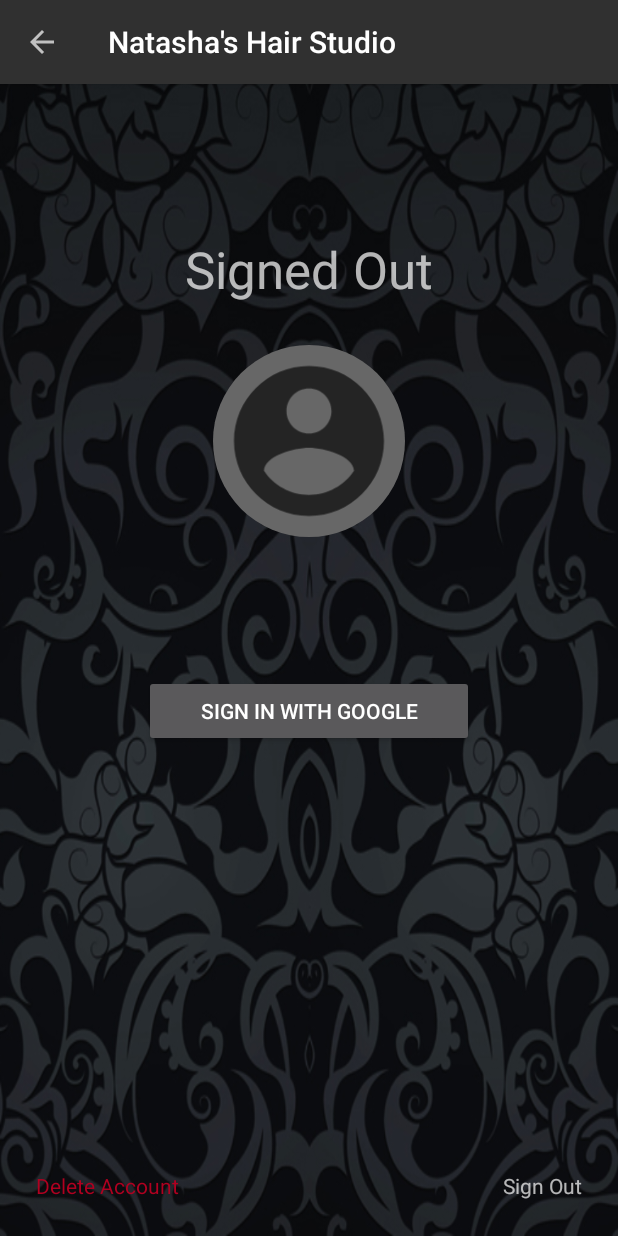
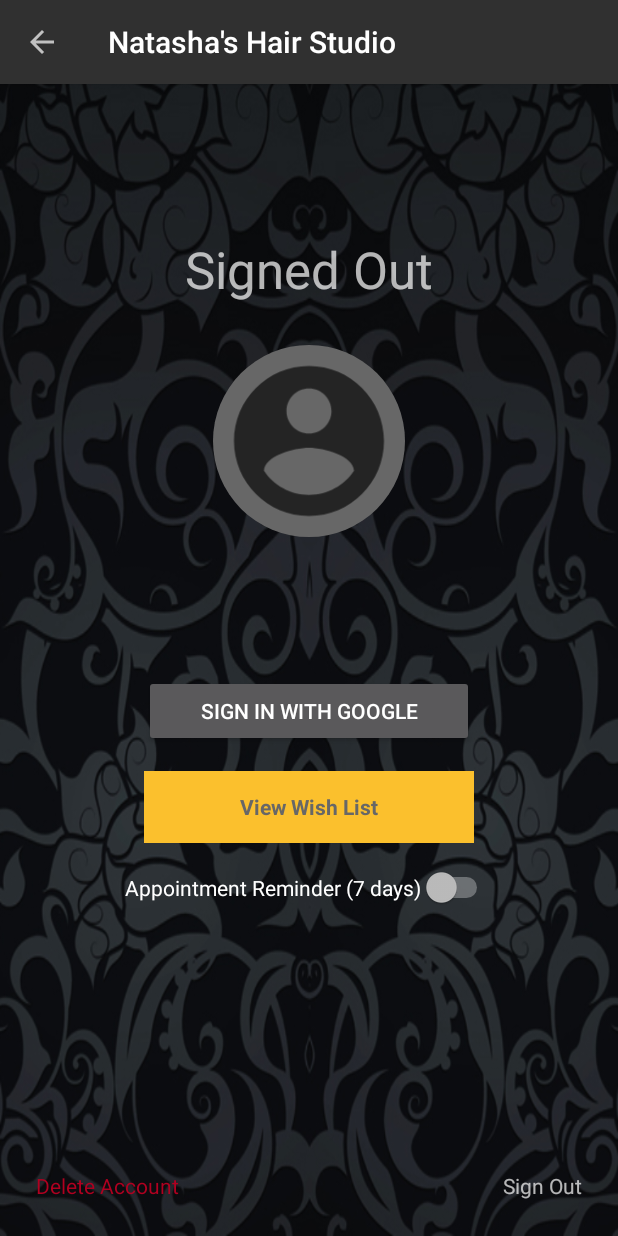
Before and after one commit to aaroncrutchfield/NatashasHairStudio, an Android app: the screen it shows after launch (LoginActivity), item 3 of the bottom bar chosen, on a phone screen of 412 x 824 dp. Run offline under Robolectric (Android 15) with nearby library versions, the phone set to English and light mode, and no system bars; our stand-ins replace Firebase (no records; nobody signed in at launch, a user with empty details on screens opened directly); pictures from the network do not load; 4 statements that could not run were skipped.

Commit message:
feat: Set 7 day recurring notification to schedule appointment

```diff
--- a/app/build.gradle
+++ b/app/build.gradle
@@ -50,6 +50,7 @@
     implementation 'com.google.firebase:firebase-auth:16.1.0'
     implementation 'com.google.firebase:firebase-firestore:18.0.1'
     implementation 'com.google.firebase:firebase-storage:16.0.5'
+    implementation 'com.firebase:firebase-jobdispatcher:0.8.6'
     implementation 'com.firebaseui:firebase-ui-auth:4.3.1'
     implementation 'com.firebaseui:firebase-ui-firestore:4.3.1'
     implementation 'com.firebaseui:firebase-ui-storage:4.3.1'
--- a/app/src/main/java/com/acrutchfield/natashashairstudio/ui/LoginActivity.java
+++ b/app/src/main/java/com/acrutchfield/natashashairstudio/ui/LoginActivity.java
@@ -8,10 +8,12 @@
 import android.view.View;
 import android.widget.Button;
 import android.widget.ImageView;
+import android.widget.Switch;
 import android.widget.TextView;
 import android.widget.Toast;
 
 import com.acrutchfield.natashashairstudio.R;
+import com.acrutchfield.natashashairstudio.utils.SharedPrefs;
 import com.bumptech.glide.request.RequestOptions;
 import com.firebase.ui.auth.AuthUI;
 import com.google.firebase.auth.FirebaseAuth;
@@ -38,6 +40,8 @@
     public static final String CANCEL = "Cancel";
     public static final String SIGN_IN_TO_DELETE = "You must be signed in to delete your account";
     public static final String SIGNED_IN = "Signed In";
+    public static final String REMINDER_SET = "Appointment reminder set for 7 days.";
+    public static final String REMINDER_REMOVED = "Appointment reminder removed.";
 
     private TextView tvWelcome;
     private TextView tvSignedOut;
@@ -71,6 +75,17 @@
         Button btnSignInGoogle = findViewById(R.id.btn_sign_in_google);
         ivLoginPicture = findViewById(R.id.iv_login_picture);
         ivPictureOutline = findViewById(R.id.iv_picture_outline);
+        Switch swAppointmentReminder = findViewById(R.id.sw_appointment_reminder);
+
+        swAppointmentReminder.setOnCheckedChangeListener((buttonView, isChecked) -> {
+            SharedPrefs.setReminder(this, isChecked);
+
+            if (isChecked) {
+                Toast.makeText(LoginActivity.this, REMINDER_SET, Toast.LENGTH_SHORT).show();
+            } else {
+                Toast.makeText(LoginActivity.this, REMINDER_REMOVED, Toast.LENGTH_SHORT).show();
+            }
+        });
 
         btnSignInGoogle.setOnClickListener(v -> signIn());
         tvSignOut.setOnClickListener(v -> signOut());
--- a/app/src/main/java/com/acrutchfield/natashashairstudio/ui/MainActivity.java
+++ b/app/src/main/java/com/acrutchfield/natashashairstudio/ui/MainActivity.java
@@ -5,6 +5,8 @@
 import android.os.PersistableBundle;
 
 import com.acrutchfield.natashashairstudio.R;
+import com.acrutchfield.natashashairstudio.utils.AppointmentReminderTask;
+import com.acrutchfield.natashashairstudio.utils.AppointmentReminderUtils;
 import com.google.android.material.bottomnavigation.BottomNavigationView;
 import com.google.android.material.floatingactionbutton.FloatingActionButton;
 
@@ -72,6 +74,8 @@
             navigation.setSelectedItemId(R.id.navigation_shop);
         }
 
+        AppointmentReminderUtils.scheduleAppointmentReminder(this);
+
         handleIntent();
 
         fabProfile.setOnClickListener(v -> launchProfileActivity());
@@ -88,6 +92,7 @@
                     navigation.setSelectedItemId(R.id.navigation_shop);
                     break;
                 case "book":
+                case AppointmentReminderTask.ACTION_APPOINTMENT_REMINDER:
                     navigation.setSelectedItemId(R.id.navigation_book);
                     break;
                 case "review":
--- /dev/null
+++ b/app/src/main/java/com/acrutchfield/natashashairstudio/utils/AppointmentReminderUtils.java
@@ -0,0 +1,48 @@
+package com.acrutchfield.natashashairstudio.utils;
+
+import android.content.Context;
+
+import com.firebase.jobdispatcher.Constraint;
+import com.firebase.jobdispatcher.Driver;
+import com.firebase.jobdispatcher.FirebaseJobDispatcher;
+import com.firebase.jobdispatcher.GooglePlayDriver;
+import com.firebase.jobdispatcher.Job;
+import com.firebase.jobdispatcher.Lifetime;
+import com.firebase.jobdispatcher.Trigger;
+
+import java.util.concurrent.TimeUnit;
+
+public class AppointmentReminderUtils {
+
+    private static final int REMINDER_INTERVAL_DAYS = 7;
+    private static final int REMINDER_INTERVAL_SECONDS = (int) (TimeUnit.DAYS.toSeconds(REMINDER_INTERVAL_DAYS));
+    private static final int SYNC_FLEXTIME_SECONDS = REMINDER_INTERVAL_SECONDS + 120;
+
+    private static final String REMINDER_JOB_TAG = "apppointment_reminder_tag";
+
+    private static boolean sInitialized;
+
+    synchronized public static void scheduleAppointmentReminder(Context context) {
+        if (sInitialized) return;
+
+        Driver driver = new GooglePlayDriver(context);
+        FirebaseJobDispatcher dispatcher = new FirebaseJobDispatcher(driver);
+
+        Job constraintRemiderJob = dispatcher.newJobBuilder()
+                .setService(AppointmentFirebaseJobService.class)
+                .setTag(REMINDER_JOB_TAG)
+                .setConstraints(Constraint.ON_ANY_NETWORK)
+                .setLifetime(Lifetime.FOREVER)
+                .setRecurring(true)
+                .setTrigger(Trigger.executionWindow(
+                        REMINDER_INTERVAL_SECONDS,
+                        SYNC_FLEXTIME_SECONDS))
+                .setReplaceCurrent(true)
+                .build();
+
+        dispatcher.schedule(constraintRemiderJob);
+
+        sInitialized = true;
+    }
+
+}
--- a/app/src/main/res/layout/activity_login.xml
+++ b/app/src/main/res/layout/activity_login.xml
@@ -34,16 +34,31 @@
         app:layout_constraintStart_toStartOf="parent"
         app:layout_constraintTop_toBottomOf="@+id/iv_login_picture" />
 
+    <Button
+        android:id="@+id/btn_view_wish_list"
+        style="@style/Widget.AppCompat.Button.Borderless.Colored"
+        android:layout_width="0dp"
+        android:layout_height="wrap_content"
+        android:layout_marginTop="16dp"
+        android:background="@color/colorPrimary"
+        android:text="@string/view_wish_list"
+        android:textAppearance="@style/TextAppearance.AppCompat"
+        android:textColor="@color/grey"
+        android:textStyle="bold"
+        app:layout_constraintEnd_toEndOf="@+id/btn_sign_in_google"
+        app:layout_constraintStart_toStartOf="@+id/btn_sign_in_google"
+        app:layout_constraintTop_toBottomOf="@+id/btn_sign_in_google" />
+
     <ImageView
         android:id="@+id/iv_picture_outline"
         android:layout_width="128dp"
         android:layout_height="128dp"
+        android:contentDescription="@string/picture_outline"
         app:layout_constraintBottom_toBottomOf="@+id/iv_login_picture"
         app:layout_constraintEnd_toEndOf="@+id/iv_login_picture"
         app:layout_constraintStart_toStartOf="@+id/iv_login_picture"
         app:layout_constraintTop_toTopOf="@+id/iv_login_picture"
-        app:srcCompat="@android:color/black"
-        android:contentDescription="@string/picture_outline" />
+        app:srcCompat="@android:color/black" />
 
     <ImageView
         android:id="@+id/iv_login_picture"
@@ -52,11 +67,11 @@
         android:layout_marginStart="8dp"
         android:layout_marginTop="32dp"
         android:layout_marginEnd="8dp"
+        android:contentDescription="@string/login_picture"
         app:layout_constraintEnd_toEndOf="parent"
         app:layout_constraintStart_toStartOf="parent"
         app:layout_constraintTop_toBottomOf="@+id/tv_username"
-        app:srcCompat="@color/browser_actions_title_color"
-        android:contentDescription="@string/login_picture" />
+        app:srcCompat="@color/browser_actions_title_color" />
 
     <TextView
         android:id="@+id/tv_username"
@@ -115,4 +130,16 @@
         app:layout_constraintEnd_toEndOf="@+id/iv_login_picture"
         app:layout_constraintStart_toStartOf="@+id/iv_login_picture" />
 
+    <Switch
+        android:id="@+id/sw_appointment_reminder"
+        android:layout_width="wrap_content"
+        android:layout_height="wrap_content"
+        android:layout_marginTop="16dp"
+        android:text="Appointment Reminder (7 days)"
+        android:textAppearance="@style/TextAppearance.AppCompat"
+        android:textColor="@android:color/primary_text_dark"
+        app:layout_constraintEnd_toEndOf="@+id/btn_view_wish_list"
+        app:layout_constraintStart_toStartOf="@+id/btn_view_wish_list"
+        app:layout_constraintTop_toBottomOf="@+id/btn_view_wish_list" />
+
 </androidx.constraintlayout.widget.ConstraintLayout>
```
Also changed, not shown: app/src/main/AndroidManifest.xml (+11 -1 lines), app/src/main/java/com/acrutchfield/natashashairstudio/utils/AppExecutors.java (added, +48 -0 lines), app/src/main/java/com/acrutchfield/natashashairstudio/utils/AppointmentFirebaseJobService.java (added, +51 -0 lines), app/src/main/java/com/acrutchfield/natashashairstudio/utils/AppointmentReminderIntentService.java (added, +21 -0 lines), app/src/main/java/com/acrutchfield/natashashairstudio/utils/AppointmentReminderTask.java (added, +17 -0 lines), app/src/main/java/com/acrutchfield/natashashairstudio/utils/NotificationUtils.java (added, +50 -0 lines), app/src/main/java/com/acrutchfield/natashashairstudio/utils/SharedPrefs.java (added, +20 -0 lines).
